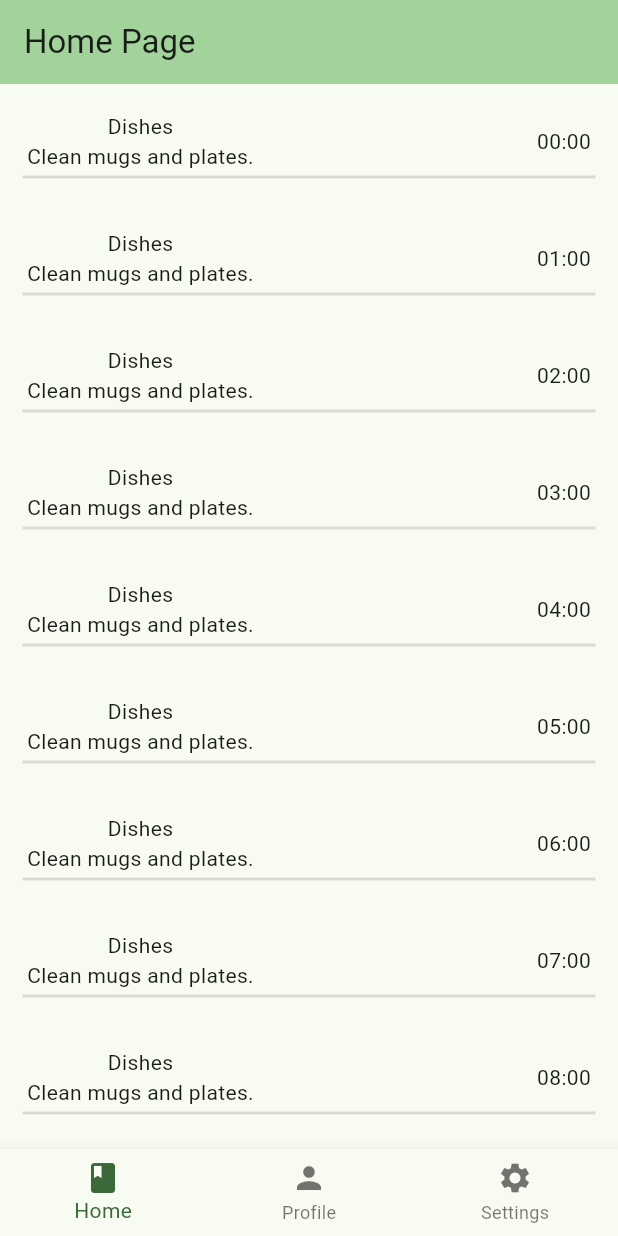
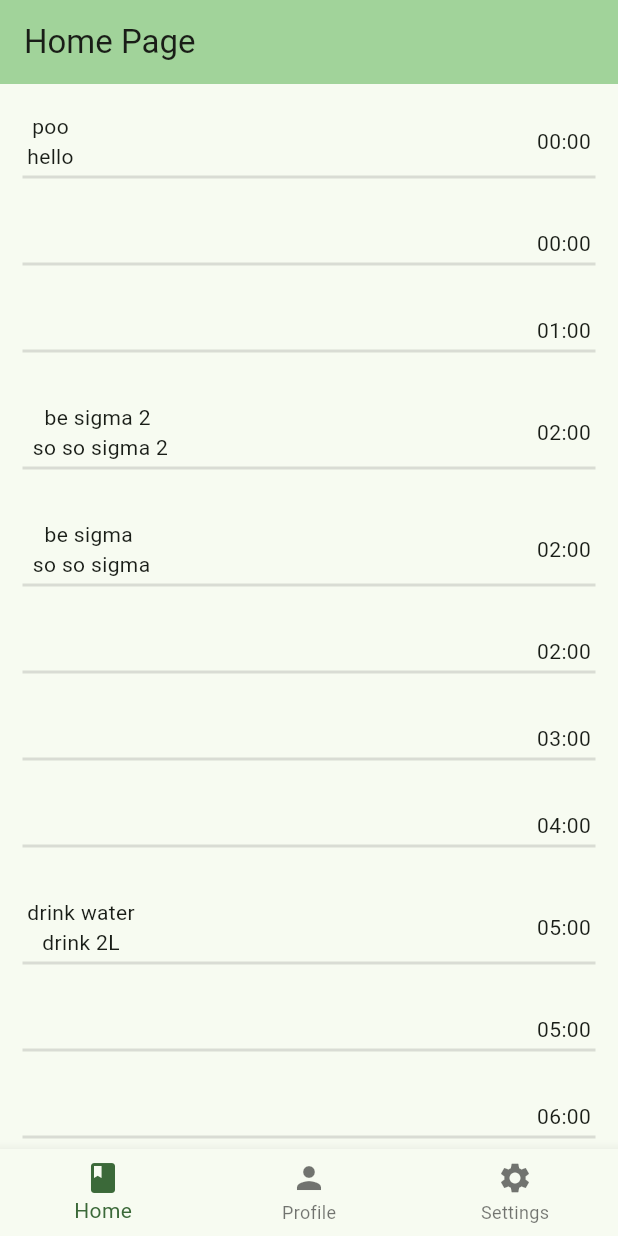
Before and after one commit to dw0nji/task_manager_2, a Flutter app: the screen it shows after launch, on a phone screen of 412 x 824 dp. Run offline on Flutter 3.47's test engine with Material 3 defaults, Android fonts, the phone set to English and light mode, and no system bars; our stand-ins replace go_router; accounts and stored records are empty.

Commit message:
Implementation of State management using the MVC architecture + displaying tasks correctly.

```diff
--- a/lib/Controllers/MainController.dart
+++ b/lib/Controllers/MainController.dart
@@ -1,3 +1,50 @@
-class MainController {
+import 'dart:collection';
+
+import 'package:flutter/cupertino.dart';
+
+import '../Model/Task.dart';
+import '../Model/User.dart';
+import '../Model/auth.dart';
+
+class MainController extends ChangeNotifier {
+  //The statemanagement implementation I went for was to utilize ChangeNotifier,
+  //whenever we create a method we can use NotifyListeners() to easily update states in the app
+  //for views to call functions or access date we can use Consumer and Provider.
+  //read about Consumer and provider here:
+  //https://docs.flutter.dev/data-and-backend/state-mgmt/simple
+
+  late AppAuth _auth;
+  late User _user;
+  MainController() {
+    _auth = AppAuth();
+    _user = User.noName();
+    _init();
+  }
+
+  get getAuth => _auth; //encapsulation for security, not allowing anyone to change _auth
+
+  void _init(){
+
+    //Test data
+    _user.addTask(Task("poo", "hello", DateTime(0,0,0,0,0)));
+    _user.addTask(Task("drink water", "drink 2L", DateTime(0,0,0,5)));
+    _user.addTask(Task("be sigma", " so so sigma", DateTime(0,0,0,2)));
+    _user.addTask(Task("be sigma 2", " so so sigma 2", DateTime(0,0,0,2)));
+
+
+
+  }
+  HashSet<Task> getTasks() {
+    return _user.getTasks();
+  }
+
+  void addTask(Task task) {
+    _user.addTask(task);
+    notifyListeners(); //notifies everyone listening to update
+  }
+
+
+
+
 
 }
--- a/lib/Model/User.dart
+++ b/lib/Model/User.dart
@@ -6,7 +6,11 @@ class User {
   String username;
   HashSet<Task> tasks;
   User(this.username):
-    tasks = new HashSet<Task>();
+    tasks = HashSet<Task>();
+
+  User.noName()
+      : tasks = HashSet<Task>(),
+  username = "";
 
   // Get the username
   String getUsername() {
--- a/lib/Views/HomePage.dart
+++ b/lib/Views/HomePage.dart
@@ -1,8 +1,11 @@
+import 'dart:ffi';
+
 import 'package:flutter/material.dart';
+import 'package:provider/provider.dart';
 import 'package:task_manager/Views/widgets/task.dart';
-import '../Model/Task.dart';
 import 'package:intl/intl.dart';
 
+import '../Controllers/MainController.dart';
 
 
 class MyHomePage extends StatefulWidget {
@@ -14,31 +17,35 @@ class MyHomePage extends StatefulWidget {
 }
 
 class _MyHomePageState extends State<MyHomePage> {
-  final List<TimeContainer> _timeContainers = [];
-  @override
-  void initState() {
-    super.initState();
-    instantiateDay(); // Initialize 24 TimeContainer instances
-  }
-  void instantiateDay() {
-    //add functionality to get all tasks from the Model Through the controller??
-    setState(() {
-      _timeContainers.clear();
-      DateTime fromMidnight = DateTime(0,0,0,0,0,0,0);
-      for (int i = 0; i < 24; i++) {
-        _timeContainers.add(TimeContainer(date: fromMidnight.add(Duration(hours: i))));
-      }
-    });
-  }
-
-  void updateTasks() {
-    setState(() {
-
-    });
-  }
 
   @override
   Widget build(BuildContext context) {
+    var data = Provider.of<MainController>(context).getTasks().toList();
+    data.sort((a, b) => a.date.compareTo(b.date));
+
+    final List<TimeContainer> timeContainers2 = [];
+    DateTime fromMidnight = DateTime(0,0,0,0,0,0,0);
+
+    int counter = 0; // counter for data
+    for (int i = 0; i < 24; i++) {
+      DateTime current = fromMidnight.add(Duration(hours: i));
+
+
+      if(counter < data.length && data[counter].date.hour == current.hour) {
+        TimeContainer container = TimeContainer(date: current,
+            task: UserTaskUI(title: data[counter].title,
+                description: data[counter].description,
+                date: current));
+        timeContainers2.add(container);
+
+        i--; // after a successfull add, try the same day to see if more exist
+        counter++;
+      }else{
+        TimeContainer container = TimeContainer(date: current);
+        timeContainers2.add(container);
+      }
+    }
+
     // This method is rerun every time setState is called, for instance as done
     // by the _incrementCounter method above.
     //
@@ -46,7 +53,7 @@ class _MyHomePageState extends State<MyHomePage> {
     // fast, so that you can just rebuild anything that needs updating rather
     // than having to individually change instances of widgets.
     return Scaffold(
-      appBar: AppBar(
+        appBar: AppBar(
         backgroundColor: Theme.of(context).colorScheme.inversePrimary,
         // Here we take the value from the MyHomePage object that was created by
         // the App.build method, and use it to set our appbar title.
@@ -54,6 +61,7 @@ class _MyHomePageState extends State<MyHomePage> {
       ),
       body: LayoutBuilder(
         builder: (BuildContext context, BoxConstraints viewportConstraints){
+
           return SingleChildScrollView(
             child: ConstrainedBox(
               constraints:
@@ -63,8 +71,7 @@ class _MyHomePageState extends State<MyHomePage> {
 
                 child: Column(
                   mainAxisAlignment: MainAxisAlignment.center,
-                  children: _timeContainers
-
+                  children: timeContainers2
 
                 ),
               ),
@@ -76,20 +83,21 @@ class _MyHomePageState extends State<MyHomePage> {
   }
 }
 
+
 class TimeContainer extends StatefulWidget {
-  const TimeContainer({super.key, required this.date});
+  //const TimeContainer ({required Key key, required this.date}) : super(key: key);
 
+  const TimeContainer({super.key, required this.date, this.task});
   final DateTime date;
+  final UserTaskUI? task;
 
   @override
-  State<TimeContainer> createState() => _TimeContainerState();
+  State<TimeContainer> createState() => TimeContainerState();
 }
-class _TimeContainerState extends State<TimeContainer>{
-
+class TimeContainerState extends State<TimeContainer>{
 
   @override
   Widget build(BuildContext context) {
-
     return Container(
       margin: const EdgeInsets.all(15.0),
       padding: const EdgeInsets.all(3.0),
@@ -105,19 +113,14 @@ class _TimeContainerState extends State<TimeContainer>{
       child: Row(
         //mainAxisAlignment: MainAxisAlignment.spaceEvenly,
         children: <Widget> [
-            UserTaskUI(title: 'Dishes',
-              description: 'Clean mugs and plates.',
-              date: DateTime.now()
-            ),
-            Spacer(),
-            Text(DateFormat('HH:mm').format(widget.date)),
+          widget.task != null ? widget.task! : Spacer(),
+          Spacer(),
+          Text(DateFormat('HH:mm').format(widget.date)),
 
         ],
       ),
     );
 
-
-
   }
 
 }
--- a/lib/Views/widgets/task.dart
+++ b/lib/Views/widgets/task.dart
@@ -38,7 +38,7 @@ class _UserTaskState extends State<UserTaskUI>{
               widget.title,
             ),
             Text(
-              widget.description   ?? '',
+              widget.description ?? '',
             ),
           ],
         ),
--- a/lib/main.dart
+++ b/lib/main.dart
@@ -1,6 +1,9 @@
 import 'package:flutter/material.dart';
+import 'package:provider/provider.dart';
+import 'package:task_manager/Controllers/DBController.dart';
 import 'package:task_manager/Views/scaffold.dart';
 
+import 'Controllers/MainController.dart';
 import 'Views/HomePage.dart';
 import 'Views/ProfilePage.dart';
 import 'Model/auth.dart';
@@ -11,19 +14,36 @@ import 'package:go_router/go_router.dart';
 final appShellNavigatorKey = GlobalKey<NavigatorState>(debugLabel: 'app shell');
 
 void main() {
-  runApp(const MyApp());
+
+
+  //runs the app with the provider being our MainController.
+  //This allows the controller to manage/change the state of our views and also
+  //communicate with out views
+  runApp(
+      ChangeNotifierProvider(
+        create: (context) => MainController(),
+        child: const MyApp(),
+      ),
+  );
 }
 
 class MyApp extends StatefulWidget{
   const MyApp({super.key});
-
   @override
   State<MyApp> createState() => _MyAppState();
 
 }
 
 class _MyAppState extends State<MyApp> {
-  final AppAuth auth = AppAuth();
+  ProfilePage? myProfilePage;
+  final myHomePage = const MyHomePage(title: 'Home Page');
+  final myLoginPage = const SignInHttp(title: 'Login Page');
+  @override
+  void initState() {
+    super.initState();
+    myProfilePage = ProfilePage(title: 'Profile Page'); // Assign ProfilePage.
+
+  }
 
   // This widget is the root of your application.
   @override
@@ -35,8 +55,11 @@ class _MyAppState extends State<MyApp> {
         colorScheme: ColorScheme.fromSeed(seedColor: Colors.green),
         useMaterial3: true,
       ),
-      routerConfig: GoRouter(
-        //refreshListenable: auth,
+      routerConfig: GoRouter( //allows us to easily call pages within our navigation
+        //                      and also allows us to wrap logic around each page
+        //                      e.g. We can add extra security by wrapping a page with
+        //                      our auth object from the controller to check whether someone
+        //                      is signed in or not.
         debugLogDiagnostics: true,
         initialLocation: '/home',
         // redirect: (context, state) {
@@ -66,7 +89,7 @@ class _MyAppState extends State<MyApp> {
                 pageBuilder: (context, state) {
                   return FadeTransitionPage<dynamic>(
                     key: state.pageKey,
-                    child: const MyHomePage(title: 'Home Page'),
+                    child: myHomePage,
                   );
                 },
               ),
@@ -75,7 +98,7 @@ class _MyAppState extends State<MyApp> {
                 pageBuilder: (context, state) {
                   return FadeTransitionPage<dynamic>(
                     key: state.pageKey,
-                    child: ProfilePage(title: 'ProfilePage', auth: auth),
+                    child: myProfilePage != null ? myProfilePage! : const Center(child: CircularProgressIndicator()),
                   );
                 },
               ),
@@ -88,7 +111,7 @@ class _MyAppState extends State<MyApp> {
             pageBuilder: (context, state) {
               return FadeTransitionPage<dynamic>(
                 key: state.pageKey,
-                child: const SignInHttp(title: 'Login Page'),
+                child: myLoginPage,
               );
             },
           ),
--- a/pubspec.yaml
+++ b/pubspec.yaml
@@ -37,6 +37,7 @@ dependencies:
   http: ^1.2.2
   go_router: ^14.6.2
   intl: ^0.20.1
+  provider: ^6.1.2
 
 dev_dependencies:
   flutter_test:
```
Also changed, not shown: lib/Views/ProfilePage.dart (+4 -16 lines), pubspec.lock, 1 other file.
